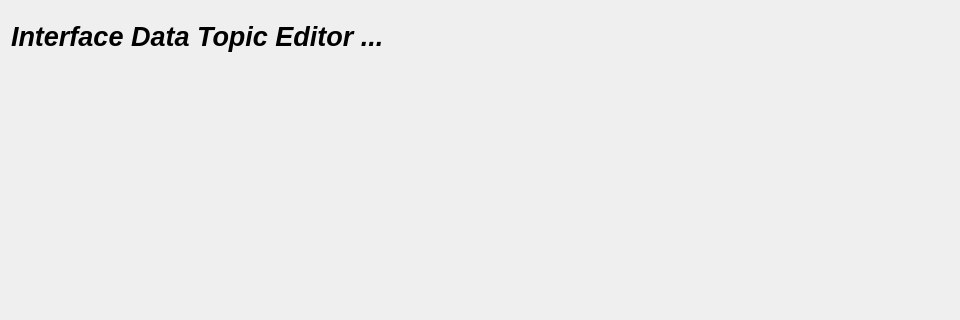
Above: sources/lusan/view/si/ui/SIDataTopic.ui from aregtech/areg-sdk-tools before the change; both pictures show x 0 to 960 and y 0 to 320 of the 1080 by 650 pixel window. Below: the same form after it.
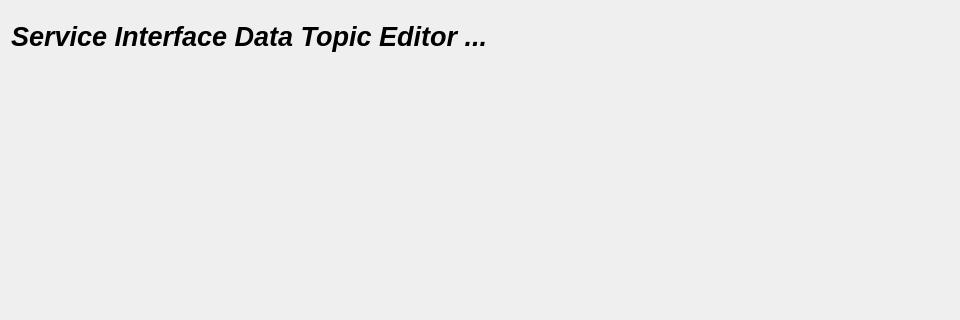
That is the form after the change.

```diff
--- a/sources/lusan/view/si/ui/SIDataTopic.ui
+++ b/sources/lusan/view/si/ui/SIDataTopic.ui
@@ -37,7 +37,7 @@
     </font>
    </property>
    <property name="text">
-    <string>Interface Data Topic Editor ...</string>
+    <string>Service Interface Data Topic Editor ...</string>
    </property>
   </widget>
   <widget class="QWidget" name="horizontalLayoutWidget">
```
